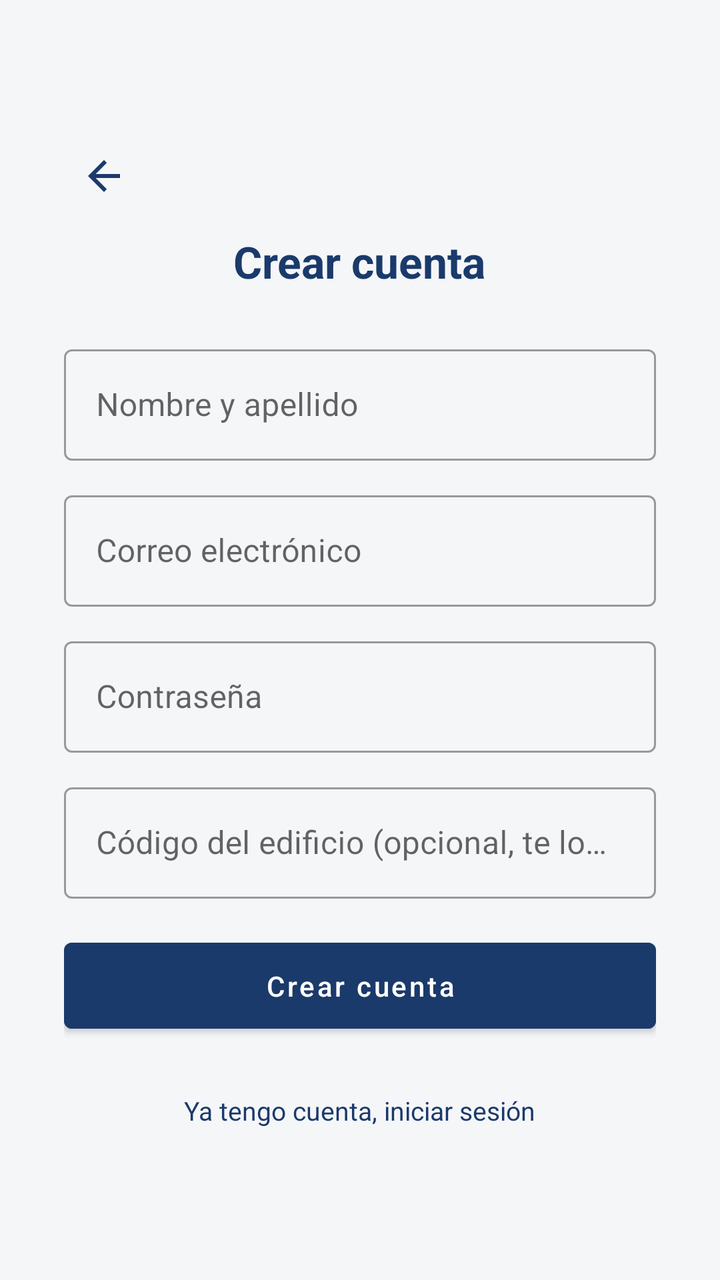
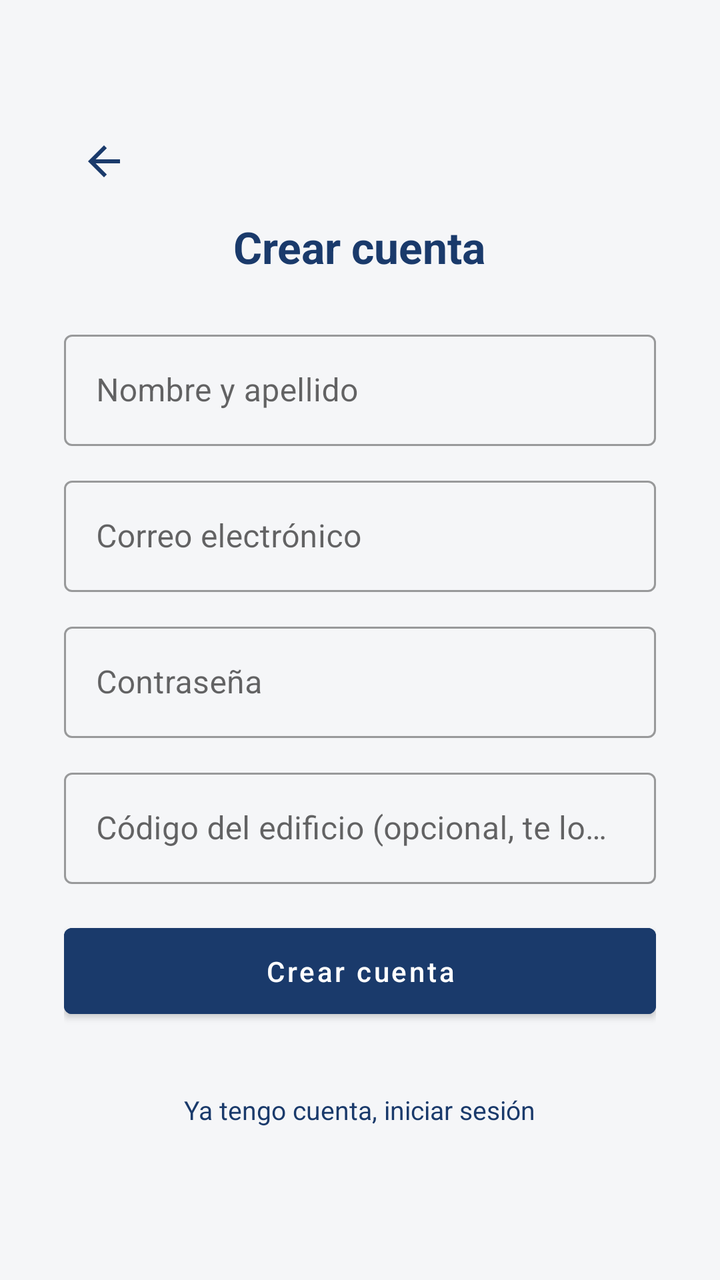

The first picture is an Android layout as it rendered before a commit; the second is the same layout after the commit. The layout source and the unified diff follow.
<!-- AndroidManifest.xml: application theme Theme.ConsorcioTransparente -->
<!-- res/layout/activity_register.xml -->
<?xml version="1.0" encoding="utf-8"?>
<ScrollView xmlns:android="http://schemas.android.com/apk/res/android"
    xmlns:app="http://schemas.android.com/apk/res-auto"
    android:layout_width="match_parent"
    android:layout_height="match_parent"
    android:background="@color/background"
    android:fillViewport="true">

    <LinearLayout
        android:layout_width="match_parent"
        android:layout_height="wrap_content"
        android:orientation="vertical"
        android:gravity="center"
        android:padding="32dp">

        <ImageButton
            android:id="@+id/buttonBack"
            android:layout_width="40dp"
            android:layout_height="40dp"
            android:layout_gravity="start"
            android:layout_marginBottom="8dp"
            android:background="?attr/selectableItemBackgroundBorderless"
            android:contentDescription="@string/back"
            android:src="@drawable/ic_back"
            android:tint="@color/navy" />

        <TextView
            android:layout_width="wrap_content"
            android:layout_height="wrap_content"
            android:text="@string/register_title"
            android:textColor="@color/navy"
            android:textSize="22sp"
            android:textStyle="bold" />

        <com.google.android.material.textfield.TextInputLayout
            android:layout_width="match_parent"
            android:layout_height="wrap_content"
            android:layout_marginTop="24dp"
            style="@style/Widget.MaterialComponents.TextInputLayout.OutlinedBox">

            <com.google.android.material.textfield.TextInputEditText
                android:id="@+id/inputName"
                android:layout_width="match_parent"
                android:layout_height="wrap_content"
                android:hint="@string/name_hint"
                android:inputType="textPersonName" />
        </com.google.android.material.textfield.TextInputLayout>

        <com.google.android.material.textfield.TextInputLayout
            android:layout_width="match_parent"
            android:layout_height="wrap_content"
            android:layout_marginTop="12dp"
            style="@style/Widget.MaterialComponents.TextInputLayout.OutlinedBox">

            <com.google.android.material.textfield.TextInputEditText
                android:id="@+id/inputEmail"
                android:layout_width="match_parent"
                android:layout_height="wrap_content"
                android:hint="@string/email_hint"
                android:inputType="textEmailAddress" />
        </com.google.android.material.textfield.TextInputLayout>

        <com.google.android.material.textfield.TextInputLayout
            android:layout_width="match_parent"
            android:layout_height="wrap_content"
            android:layout_marginTop="12dp"
            style="@style/Widget.MaterialComponents.TextInputLayout.OutlinedBox">

            <com.google.android.material.textfield.TextInputEditText
                android:id="@+id/inputPassword"
                android:layout_width="match_parent"
                android:layout_height="wrap_content"
                android:hint="@string/password_hint"
                android:inputType="textPassword" />
        </com.google.android.material.textfield.TextInputLayout>

        <com.google.android.material.textfield.TextInputLayout
            android:layout_width="match_parent"
            android:layout_height="wrap_content"
            android:layout_marginTop="12dp"
            style="@style/Widget.MaterialComponents.TextInputLayout.OutlinedBox">

            <com.google.android.material.textfield.TextInputEditText
                android:id="@+id/inputBuildingCode"
                android:layout_width="match_parent"
                android:layout_height="wrap_content"
                android:hint="@string/building_code_hint" />
        </com.google.android.material.textfield.TextInputLayout>

        <ProgressBar
            android:id="@+id/progressBar"
            android:layout_width="wrap_content"
            android:layout_height="wrap_content"
            android:layout_marginTop="16dp"
            android:visibility="gone" />

        <TextView
            android:id="@+id/textError"
            android:layout_width="match_parent"
            android:layout_height="wrap_content"
            android:layout_marginTop="8dp"
            android:textColor="@color/tag_red_fg"
            android:textSize="12sp"
            android:visibility="gone" />

        <Button
            android:id="@+id/buttonRegister"
            android:layout_width="match_parent"
            android:layout_height="wrap_content"
            android:layout_marginTop="16dp"
            android:backgroundTint="@color/navy"
            android:paddingVertical="12dp"
            android:text="@string/register_button"
            android:textAllCaps="false" />

        <TextView
            android:id="@+id/textGoLogin"
            android:layout_width="wrap_content"
            android:layout_height="wrap_content"
            android:layout_marginTop="18dp"
            android:background="?attr/selectableItemBackground"
            android:padding="8dp"
            android:text="@string/have_account"
            android:textColor="@color/navy"
            android:textSize="13sp" />

    </LinearLayout>
</ScrollView>
<!-- resources referenced by this layout -->
<resources>
  <color name="background">#F5F6F8</color>
  <color name="navy">#1A3A6B</color>
  <color name="tag_red_fg">#991B1B</color>
  <!-- drawable ic_back (drawable) -->
  <?xml version="1.0" encoding="utf-8"?>
  <vector xmlns:android="http://schemas.android.com/apk/res/android"
      android:width="24dp"
      android:height="24dp"
      android:viewportWidth="24"
      android:viewportHeight="24">
      <path
          android:fillColor="#FF000000"
          android:pathData="M20,11H7.83l5.59,-5.59L12,4l-8,8 8,8 1.41,-1.41L7.83,13H20v-2z" />
  </vector>
  <string name="back">Volver</string>
  <string name="building_code_hint">Código del edificio (opcional, te lo pasa tu Administrador)</string>
  <string name="email_hint">Correo electrónico</string>
  <string name="have_account">Ya tengo cuenta, iniciar sesión</string>
  <string name="name_hint">Nombre y apellido</string>
  <string name="password_hint">Contraseña</string>
  <string name="register_button">Crear cuenta</string>
  <string name="register_title">Crear cuenta</string>
  <style name="Theme.ConsorcioTransparente" parent="Theme.MaterialComponents.Light.NoActionBar">
          <item name="colorPrimary">@color/navy</item>
          <item name="colorPrimaryDark">@color/navy_dark</item>
          <item name="colorAccent">@color/blue_accent</item>
          <item name="android:windowBackground">@color/background</item>
          <item name="android:statusBarColor" tools:targetApi="l">@color/navy</item>
          <item name="colorTextSecondary">@color/text_secondary</item>
      </style>
  <color name="navy_dark">#0F2647</color>
  <color name="blue_accent">#3B82F6</color>
  <color name="text_secondary">#6B7280</color>
</resources>

<!-- the commit's change to res/layout/activity_register.xml (unified diff, before → after) -->
@@ -119,7 +119,9 @@
             android:layout_height="wrap_content"
             android:layout_marginTop="18dp"
             android:background="?attr/selectableItemBackground"
-            android:padding="8dp"
+            android:gravity="center_vertical"
+            android:minHeight="48dp"
+            android:paddingHorizontal="8dp"
             android:text="@string/have_account"
             android:textColor="@color/navy"
             android:textSize="13sp" />
